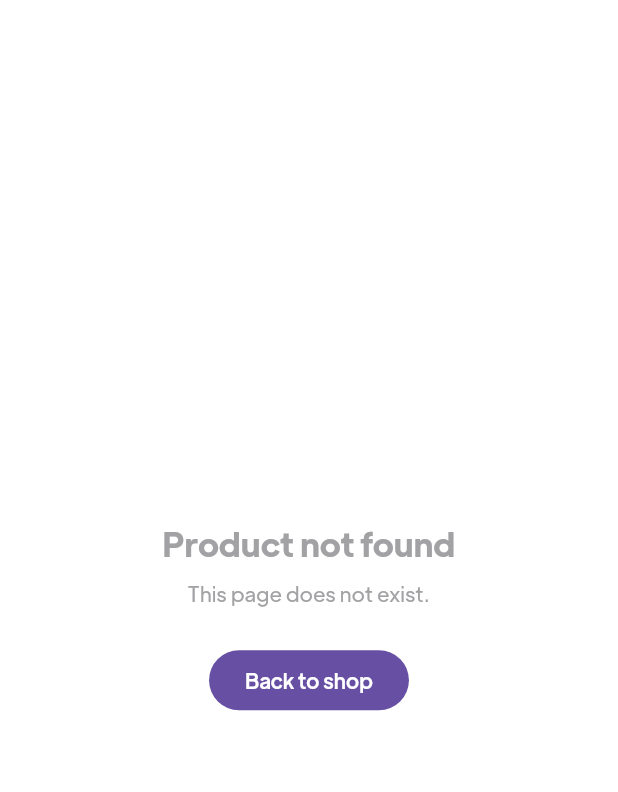
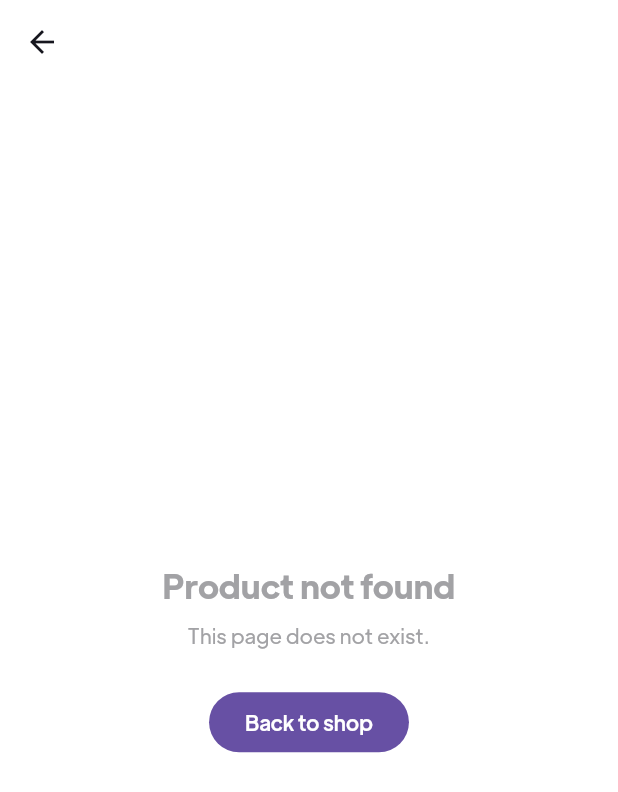
Before and after one commit to Wilson-Daniel-30/projectXweb, a Flutter app: the WebProductNotFoundScreen screen opened directly, on a phone screen of 412 x 824 dp. Shown: the top 792 px of the screen. Run offline on Flutter 3.47's test engine with Material 3 defaults, Android fonts, the phone set to English and light mode, and no system bars; our stand-ins replace cached_network_image, cloud_firestore, firebase_core, flutter_rating_bar, flutter_svg, form_field_validator and 2 more; missing offline and left inert: razorpay_flutter; accounts and stored records are empty; network calls fail.

Commit message:
Show a back button on web product details opened from a link.
Deep links had no navigator stack, so the app bar hid Back. Always
show a leading arrow that pops when possible and otherwise opens shop.

Co-authored-by: wilsondaniel-arch <wilsondaniel-arch@users.noreply.github.com>

```diff
--- a/lib/web/web_product_deep_link.dart
+++ b/lib/web/web_product_deep_link.dart
@@ -1,6 +1,7 @@
 import 'package:flutter/material.dart';
 import 'package:projectx/Screens/product/views/product_details_screen.dart';
 import 'package:projectx/ViewModel/ProductViewModel.dart';
+import 'package:projectx/web/web_product_navigation.dart';
 import 'package:provider/provider.dart';
 
 /// Resolves `/product/<slug>` after [ProductViewModel] finishes loading.
@@ -36,6 +37,14 @@ class WebProductNotFoundScreen extends StatelessWidget {
   @override
   Widget build(BuildContext context) {
     return Scaffold(
+      appBar: AppBar(
+        automaticallyImplyLeading: false,
+        leading: IconButton(
+          icon: const Icon(Icons.arrow_back),
+          tooltip: 'Back to shop',
+          onPressed: () => navigateBackToShop(context),
+        ),
+      ),
       body: Center(
         child: Padding(
           padding: const EdgeInsets.all(24),
--- a/lib/web/web_storefront.dart
+++ b/lib/web/web_storefront.dart
@@ -7,6 +7,7 @@ import 'package:projectx/ViewModel/ProductViewModel.dart';
 import 'package:projectx/ViewModel/SearchViewModel.dart';
 import 'package:projectx/theme/app_theme.dart';
 import 'package:projectx/LaunchScreen.dart';
+import 'package:projectx/entry_point.dart';
 import 'package:projectx/web/web_product_deep_link.dart';
 import 'package:projectx/web/web_product_navigation.dart';
 import 'package:projectx/web/web_routes.dart';
@@ -62,6 +63,10 @@ class WebStorefrontApp extends StatelessWidget {
         if (slug != null) {
           return [
             MaterialPageRoute(
+              settings: const RouteSettings(name: kShopRoute),
+              builder: (_) => const EntryPoint(),
+            ),
+            MaterialPageRoute(
               settings: RouteSettings(name: initialRoute),
               builder: (_) => WebProductDeepLinkScreen(slug: slug),
             ),
```
Also changed, not shown: lib/web/product_details_web.dart (+7 -0 lines), lib/web/web_product_navigation.dart (+10 -0 lines), 2 other files.
